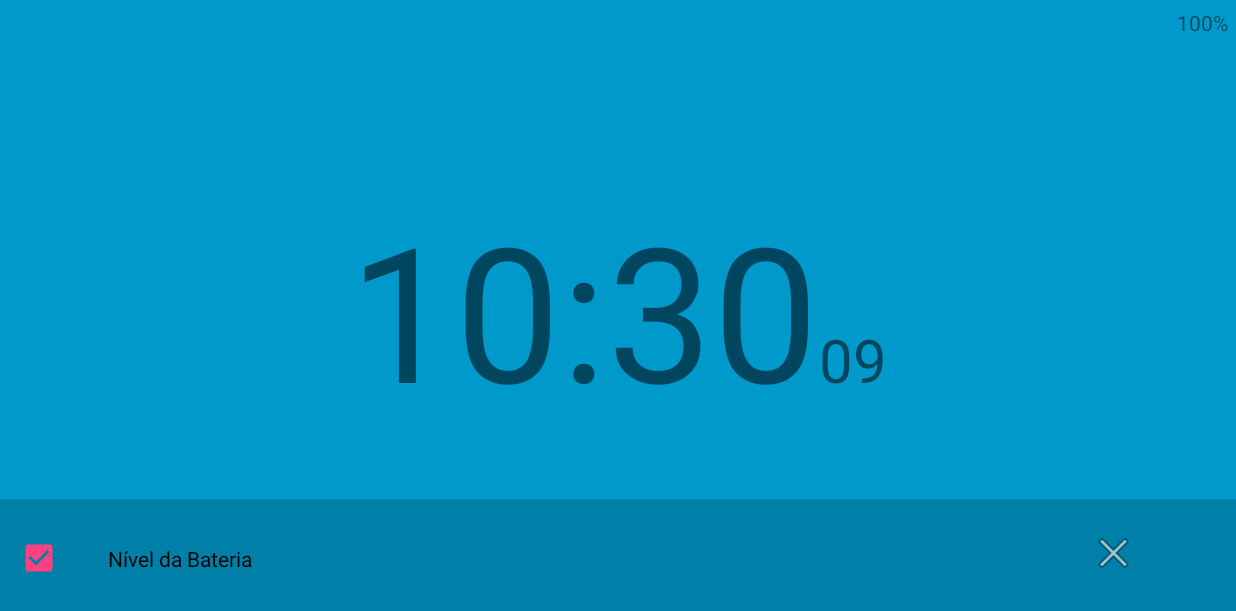
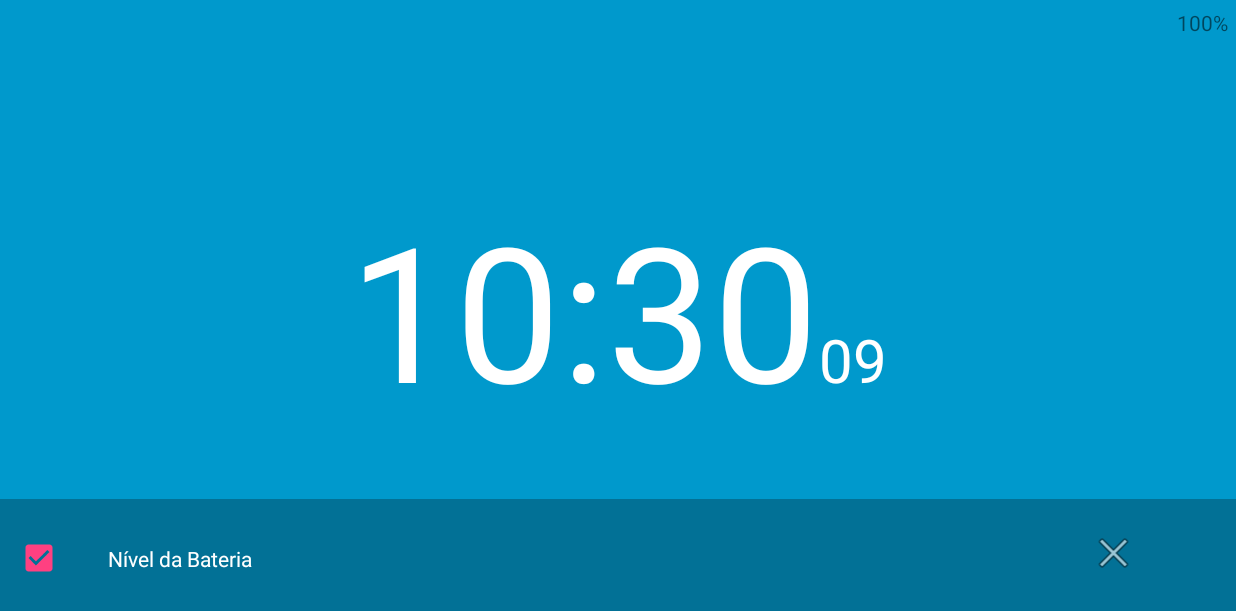
Before and after one commit to LJStudies/RelogioDeCabeceira, an Android app: the screen it shows after launch (MainActivity), after a tap on an icon or button, on a phone screen of 824 x 412 dp (held sideways). Shown: the top 611 px of the screen. Run offline under Robolectric (Android 15) with nearby library versions, the phone set to English and light mode, and no system bars.

Commit message:
Section07_Lesson42 - Finish App

```diff
--- a/app/src/main/java/com/ljasmim/relogiodecabeceira/MainActivity.java
+++ b/app/src/main/java/com/ljasmim/relogiodecabeceira/MainActivity.java
@@ -17,6 +17,7 @@ import android.widget.LinearLayout;
 import android.widget.TextView;
 
 import java.util.Calendar;
+import java.util.Locale;
 
 public class MainActivity extends AppCompatActivity implements View.OnClickListener {
 
@@ -63,11 +64,14 @@ public class MainActivity extends AppCompatActivity implements View.OnClickListe
         // do nosso BroadcastReceiver, neste caso, mBatteryReceiver
         this.registerReceiver(mBatteryReceiver, new IntentFilter(Intent.ACTION_BATTERY_CHANGED));
 
+        //Ajustar o listener para o método OnClick da Activity
+        this.setListenerClick();
+
         //Inicia com checkbox marcado
         this.mViewHolder.mCheckBattery.setChecked(mIsBatteryOn);
 
-        //Ajustar o listener para o método OnClick da Activity
-        this.setListenerClick();
+        //Desloca o menu de opções para baixo de acordo com um valor fixo incialmente
+        this.mViewHolder.mLinearOptions.animate().translationY(500);
     }
 
     private void setListenerClick() {
@@ -91,34 +95,49 @@ public class MainActivity extends AppCompatActivity implements View.OnClickListe
 
     @Override
     public void onClick(View view) {
-        switch (view.getId()){
+        switch (view.getId()) {
             case R.id.check_battery:
                 this.toggleCheckBattery();
                 break;
             case R.id.image_options:
-                this.toggleOptions();
+                this.openMenu();
                 break;
             case R.id.image_close:
-                this.toggleOptions();
+                this.closeMenu();
                 break;
             default:
                 break;
         }
     }
 
-    private void toggleOptions(){
-        int imageVisibility = this.mViewHolder.mImageOptions.getVisibility();
-        int menuVisibility = this.mViewHolder.mLinearOptions.getVisibility();
+    private void closeMenu() {
+        float finalPosition = this.mViewHolder.mLinearOptions.getMeasuredHeight();
+        int mediumTimeTranslation = getResources().getInteger(android.R.integer.config_mediumAnimTime);
 
-        this.mViewHolder.mImageOptions.setVisibility(menuVisibility);
-        this.mViewHolder.mLinearOptions.setVisibility(imageVisibility);
+        //Anima a aparição
+        this.mViewHolder.mLinearOptions.animate()
+                .translationY(finalPosition)
+                .setDuration(mediumTimeTranslation);
+    }
+
+
+    private void openMenu() {
+        float finalPosition = 0;
+        int mediumTimeTranslation = getResources().getInteger(android.R.integer.config_mediumAnimTime);
+        //Torna elemento visível
+        this.mViewHolder.mLinearOptions.setVisibility(View.VISIBLE);
+
+        //Anima a aparição
+        this.mViewHolder.mLinearOptions.animate()
+                .translationY(finalPosition)
+                .setDuration(mediumTimeTranslation);
     }
 
     private void toggleCheckBattery() {
-        if(this.mIsBatteryOn){
+        if (this.mIsBatteryOn) {
             mIsBatteryOn = false;
             this.mViewHolder.mTextBatteryLevel.setVisibility(View.GONE);
-        }else{
+        } else {
             mIsBatteryOn = true;
             this.mViewHolder.mTextBatteryLevel.setVisibility(View.VISIBLE);
         }
@@ -133,16 +152,16 @@ public class MainActivity extends AppCompatActivity implements View.OnClickListe
             public void run() {
 
                 //Se a thread estiver parada não realiza a execução
-                if(mIsRunnableStopped)
+                if (mIsRunnableStopped)
                     return;
 
                 //Captura a hora do sistema
                 calendar.setTimeInMillis(System.currentTimeMillis());
 
                 //Obtém as strings do horário
-                String hourMinutesFormat = String.format("%02d:%02d", calendar.get(Calendar.HOUR_OF_DAY),
+                String hourMinutesFormat = String.format(Locale.getDefault(), "%02d:%02d", calendar.get(Calendar.HOUR_OF_DAY),
                         calendar.get(Calendar.MINUTE));
-                String secondsFormat = String.format("%02d", calendar.get(Calendar.SECOND));
+                String secondsFormat = String.format(Locale.getDefault(), "%02d", calendar.get(Calendar.SECOND));
 
                 //Ajusta os valores dos itens de layout
                 mViewHolder.mTextHourMinute.setText(hourMinutesFormat);
--- a/app/src/main/res/layout/activity_main.xml
+++ b/app/src/main/res/layout/activity_main.xml
@@ -25,6 +25,7 @@
             android:layout_width="wrap_content"
             android:layout_height="wrap_content"
             android:text="00:00"
+            android:textColor="@color/color_light_font"
             android:textSize="125sp" />
 
         <TextView
@@ -32,6 +33,7 @@
             android:layout_width="wrap_content"
             android:layout_height="wrap_content"
             android:text="00"
+            android:textColor="@color/color_light_font"
             android:textSize="40sp" />
 
     </LinearLayout>
@@ -40,42 +42,43 @@
         android:id="@+id/image_options"
         android:layout_width="wrap_content"
         android:layout_height="wrap_content"
-        android:src="@android:drawable/ic_menu_preferences"
         android:layout_alignParentBottom="true"
         android:layout_alignParentRight="true"
+        android:clickable="true"
         android:padding="20dp"
-        android:clickable="true"/>
+        android:src="@android:drawable/ic_menu_preferences" />
 
     <LinearLayout
         android:id="@+id/linear_options"
-        android:visibility="gone"
         android:layout_width="match_parent"
         android:layout_height="wrap_content"
         android:layout_alignParentBottom="true"
+        android:background="@color/color_options_menu"
         android:orientation="horizontal"
-        android:background="@color/color_options_menu">
+        android:visibility="gone">
 
         <CheckBox
             android:id="@+id/check_battery"
             android:layout_width="0dp"
             android:layout_height="wrap_content"
+            android:layout_marginLeft="10dp"
             android:layout_weight="4"
             android:padding="30dp"
-            android:layout_marginLeft="10dp"
-            android:text="@string/nivel_bateria" />
+            android:text="@string/nivel_bateria"
+            android:textColor="@color/color_light_font"/>
 
         <ImageView
 
             android:id="@+id/image_close"
             android:layout_width="0dp"
             android:layout_height="wrap_content"
-            android:layout_weight="1"
-            android:src="@android:drawable/ic_menu_close_clear_cancel"
             android:layout_alignParentBottom="true"
             android:layout_alignParentRight="true"
+            android:layout_weight="1"
+            android:clickable="true"
             android:padding="20dp"
 
-            android:clickable="true"/>
+            android:src="@android:drawable/ic_menu_close_clear_cancel" />
 
     </LinearLayout>
 
--- a/app/src/main/res/values/colors.xml
+++ b/app/src/main/res/values/colors.xml
@@ -5,5 +5,6 @@
     <color name="colorAccent">#FF4081</color>
 
     <color name="black_overlay">#66000000</color>
-    <color name="color_options_menu">#007fa9</color>
+    <color name="color_options_menu">#027196</color>
+    <color name="color_light_font">#FFFFFF</color>
 </resources>
--- a/app/src/main/res/values/strings.xml
+++ b/app/src/main/res/values/strings.xml
@@ -1,5 +1,5 @@
 <resources>
-    <string name="app_name">RelogioDeCabeceira</string>
+    <string name="app_name">BedSide Clock</string>
 
     <string name="nivel_bateria">Nível da Bateria</string>
 </resources>
```
Also changed, not shown: app/src/main/ic_launcher-web.png (added), app/src/main/res/mipmap-hdpi/ic_launcher.png, app/src/main/res/mipmap-mdpi/ic_launcher.png, app/src/main/res/mipmap-xhdpi/ic_launcher.png, app/src/main/res/mipmap-xxhdpi/ic_launcher.png, app/src/main/res/mipmap-xxxhdpi/ic_launcher.png.
